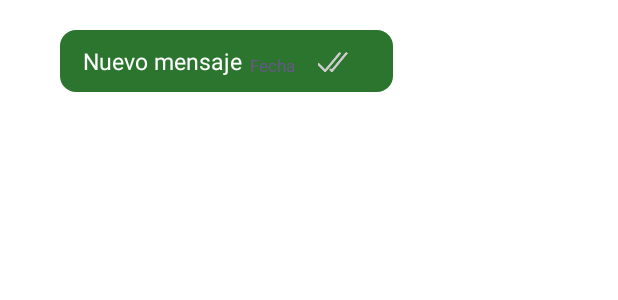
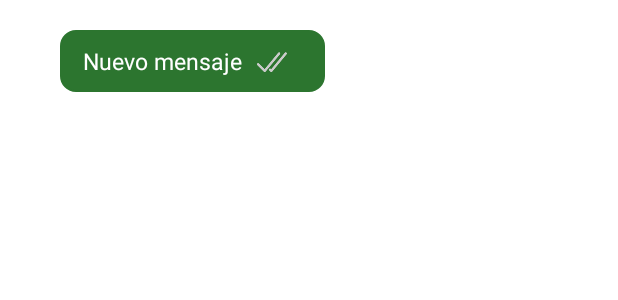
Before and after one commit to willifog/TFG_DAM, an Android app: the layout cardview_message.xml on its own in the app's theme, with its tools: preview values and no code run, on a phone screen of 412 x 824 dp. Shown: the top 300 px of the screen. Run offline under Robolectric (Android 15) with nearby library versions, the phone set to English and light mode, and no system bars.

Commit message:
Correcciones menores

```diff
--- a/app/src/main/res/layout/cardview_message.xml
+++ b/app/src/main/res/layout/cardview_message.xml
@@ -30,19 +30,10 @@
             android:textSize="15dp"
             android:textColor="@color/white"/>
 
-        <TextView
-            android:id="@+id/textViewDateMessage"
-            android:layout_width="wrap_content"
-            android:layout_height="wrap_content"
-            android:text="Fecha"
-            android:textSize="11dp"
-            android:textColor="@color/grey"
-            android:layout_marginLeft="5dp"
-            android:layout_gravity="bottom"/>
 
         <ImageView
             android:id="@+id/imageViewViewedMessage"
-            android:layout_width="wrap_content"
+            android:layout_width="40dp"
             android:layout_height="20dp"
             android:src="@drawable/icon_check_grey"
             android:layout_gravity="bottom"/>
```
Also changed, not shown: app/src/main/java/com/example/mistareas/activities/ChatActivity.java (+28 -0 lines), app/src/main/java/com/example/mistareas/adapters/MessageAdapter.java (+7 -5 lines), app/src/main/java/com/example/mistareas/providers/MessageProvider.java (+13 -0 lines), 15 other files.
